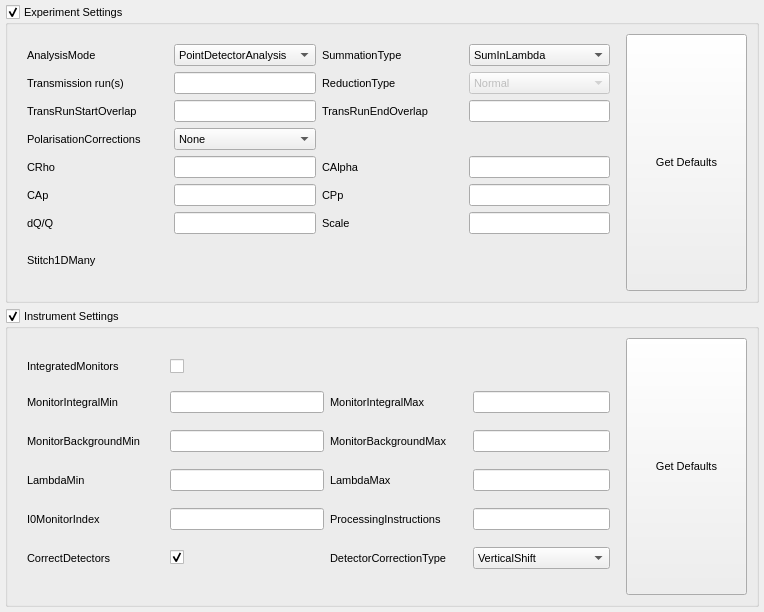
mantidproject/mantid, file qt/scientific_interfaces/ISISReflectometry/ReflSettingsWidget.ui: the form before one commit.
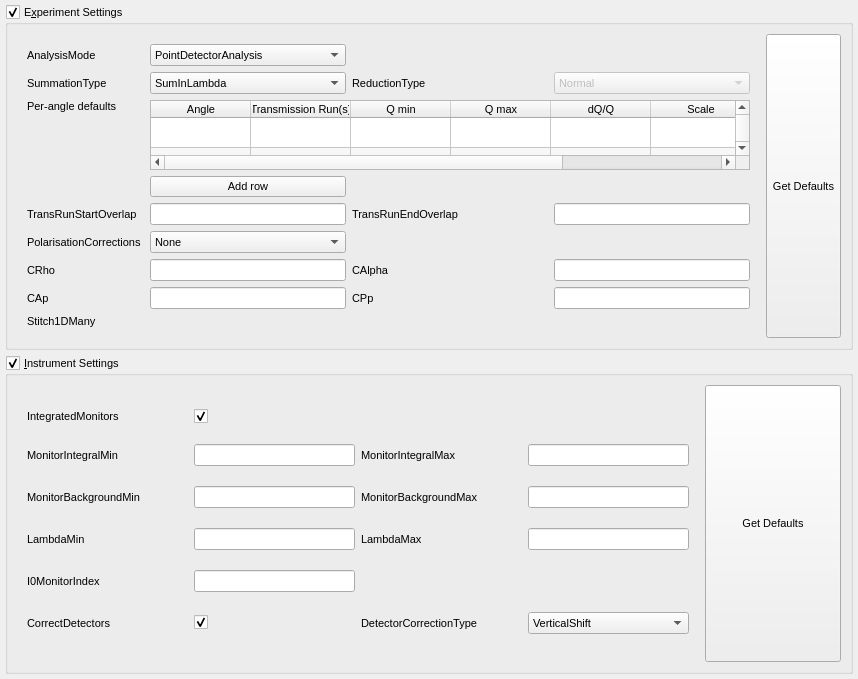
The form after the commit.

```diff
--- a/qt/scientific_interfaces/ISISReflectometry/ReflSettingsWidget.ui
+++ b/qt/scientific_interfaces/ISISReflectometry/ReflSettingsWidget.ui
@@ -6,8 +6,8 @@
    <rect>
     <x>0</x>
     <y>0</y>
-    <width>764</width>
-    <height>612</height>
+    <width>858</width>
+    <height>679</height>
    </rect>
   </property>
   <property name="font">
@@ -36,14 +36,14 @@
    <item>
     <widget class="QGroupBox" name="expSettingsGroup">
      <property name="title">
-      <string>Experiment Settings</string>
+      <string>E&amp;xperiment Settings</string>
      </property>
      <property name="checkable">
       <bool>true</bool>
      </property>
      <layout class="QHBoxLayout" name="horizontalLayout_2" stretch="10,2">
       <item>
-       <layout class="QGridLayout" name="expSettingsLayout0" rowstretch="1,1,1,1,1,1,1,1" columnstretch="1,1,1,1">
+       <layout class="QGridLayout" name="expSettingsLayout0" rowstretch="1,1,1,1,1,1,1,1,0,0,0,0" columnstretch="1,1,1,1">
         <property name="leftMargin">
          <number>10</number>
         </property>
@@ -56,6 +56,42 @@
         <property name="bottomMargin">
          <number>10</number>
         </property>
+        <item row="10" column="1">
+         <widget class="QLineEdit" name="CApEdit"/>
+        </item>
+        <item row="1" column="0">
+         <widget class="QLabel" name="summationTypeLabel">
+          <property name="minimumSize">
+           <size>
+            <width>117</width>
+            <height>0</height>
+           </size>
+          </property>
+          <property name="text">
+           <string>SummationType</string>
+          </property>
+         </widget>
+        </item>
+        <item row="10" column="0">
+         <widget class="QLabel" name="CApLabel">
+          <property name="text">
+           <string>CAp</string>
+          </property>
+         </widget>
+        </item>
+        <item row="8" column="0">
+         <widget class="QLabel" name="polCorrLabel">
+          <property name="minimumSize">
+           <size>
+            <width>117</width>
+            <height>0</height>
+           </size>
+          </property>
+          <property name="text">
+           <string>PolarisationCorrections</string>
+          </property>
+         </widget>
+        </item>
         <item row="0" column="0">
          <widget class="QLabel" name="analysisModeLabel">
           <property name="text">
@@ -63,56 +99,64 @@
           </property>
          </widget>
         </item>
-        <item row="1" column="0">
-         <widget class="QLabel" name="transmissionRunsLabel">
+        <item row="3" column="0">
+         <widget class="QLabel" name="perAngleTableLabel">
           <property name="text">
-           <string>Transmission run(s)</string>
+           <string>Per-angle defaults</string>
+          </property>
+          <property name="alignment">
+           <set>Qt::AlignLeading|Qt::AlignLeft|Qt::AlignTop</set>
           </property>
          </widget>
         </item>
         <item row="1" column="1">
-         <widget class="QLineEdit" name="transmissionRunsEdit"/>
-        </item>
-        <item row="2" column="0">
-         <widget class="QLabel" name="startOverlapLabel">
-          <property name="text">
-           <string>TransRunStartOverlap</string>
+         <widget class="QComboBox" name="summationTypeComboBox">
+          <property name="sizePolicy">
+           <sizepolicy hsizetype="Expanding" vsizetype="Fixed">
+            <horstretch>0</horstretch>
+            <verstretch>0</verstretch>
+           </sizepolicy>
           </property>
+          <item>
+           <property name="text">
+            <string>SumInLambda</string>
+           </property>
+          </item>
+          <item>
+           <property name="text">
+            <string>SumInQ</string>
+           </property>
+          </item>
          </widget>
         </item>
-        <item row="2" column="1">
-         <widget class="QLineEdit" name="startOverlapEdit"/>
-        </item>
-        <item row="2" column="2">
-         <widget class="QLabel" name="endOverlapLabel">
-          <property name="minimumSize">
-           <size>
-            <width>117</width>
-            <height>0</height>
-           </size>
-          </property>
+        <item row="9" column="0">
+         <widget class="QLabel" name="CRhoLabel">
           <property name="text">
-           <string>TransRunEndOverlap</string>
+           <string>CRho</string>
           </property>
          </widget>
         </item>
-        <item row="2" column="3">
-         <widget class="QLineEdit" name="endOverlapEdit"/>
-        </item>
-        <item row="3" column="0">
-         <widget class="QLabel" name="polCorrLabel">
-          <property name="minimumSize">
-           <size>
-            <width>117</width>
-            <height>0</height>
-           </size>
+        <item row="0" column="1">
+         <widget class="QComboBox" name="analysisModeComboBox">
+          <property name="sizePolicy">
+           <sizepolicy hsizetype="MinimumExpanding" vsizetype="Fixed">
+            <horstretch>0</horstretch>
+            <verstretch>0</verstretch>
+           </sizepolicy>
           </property>
-          <property name="text">
-           <string>PolarisationCorrections</string>
-          </property>
+          <item>
+           <property name="text">
+            <string>PointDetectorAnalysis</string>
+           </property>
+          </item>
+          <item>
+           <property name="text">
+            <string>MultiDetectorAnalysis</string>
+           </property>
+          </item>
          </widget>
         </item>
-        <item row="3" column="1">
+        <item row="8" column="1">
          <widget class="QComboBox" name="polCorrComboBox">
           <property name="sizePolicy">
            <sizepolicy hsizetype="MinimumExpanding" vsizetype="Fixed">
@@ -137,43 +181,10 @@
           </item>
          </widget>
         </item>
-        <item row="4" column="0">
-         <widget class="QLabel" name="CRhoLabel">
-          <property name="text">
-           <string>CRho</string>
-          </property>
-         </widget>
-        </item>
-        <item row="4" column="1">
-         <widget class="QLineEdit" name="CRhoEdit"/>
-        </item>
-        <item row="4" column="2">
-         <widget class="QLabel" name="CAlphaLabel">
-          <property name="minimumSize">
-           <size>
-            <width>117</width>
-            <height>0</height>
-           </size>
-          </property>
-          <property name="text">
-           <string>CAlpha</string>
-          </property>
-         </widget>
-        </item>
-        <item row="4" column="3">
+        <item row="9" column="3">
          <widget class="QLineEdit" name="CAlphaEdit"/>
         </item>
-        <item row="5" column="0">
-         <widget class="QLabel" name="CApLabel">
-          <property name="text">
-           <string>CAp</string>
-          </property>
-         </widget>
-        </item>
-        <item row="5" column="1">
-         <widget class="QLineEdit" name="CApEdit"/>
-        </item>
-        <item row="5" column="2">
+        <item row="10" column="2">
          <widget class="QLabel" name="CPpLabel">
           <property name="minimumSize">
            <size>
@@ -186,44 +197,50 @@
           </property>
          </widget>
         </item>
-        <item row="5" column="3">
+        <item row="9" column="1">
+         <widget class="QLineEdit" name="CRhoEdit"/>
+        </item>
+        <item row="10" column="3">
          <widget class="QLineEdit" name="CPpEdit"/>
         </item>
-        <item row="6" column="0">
-         <widget class="QLabel" name="momentumTransferStepLabel">
+        <item row="9" column="2">
+         <widget class="QLabel" name="CAlphaLabel">
+          <property name="minimumSize">
+           <size>
+            <width>117</width>
+            <height>0</height>
+           </size>
+          </property>
           <property name="text">
-           <string>dQ/Q</string>
+           <string>CAlpha</string>
           </property>
          </widget>
         </item>
         <item row="6" column="1">
-         <widget class="QLineEdit" name="momentumTransferStepEdit"/>
-        </item>
-        <item row="6" column="2">
-         <widget class="QLabel" name="scaleFactorLabel">
-          <property name="minimumSize">
-           <size>
-            <width>117</width>
-            <height>0</height>
-           </size>
+         <widget class="QPushButton" name="addPerAngleOptionsButton">
+          <property name="toolTip">
+           <string>Add another row to the per-angle options table</string>
+          </property>
+          <property name="whatsThis">
+           <string>Adds another row to the per-angle options table so that additional angles can be added</string>
           </property>
           <property name="text">
-           <string>Scale</string>
+           <string>Add row</string>
           </property>
          </widget>
         </item>
-        <item row="6" column="3">
-         <widget class="QLineEdit" name="scaleFactorEdit"/>
-        </item>
         <item row="7" column="0">
-         <widget class="QLabel" name="stitchLabel">
+         <widget class="QLabel" name="startOverlapLabel">
           <property name="text">
-           <string>Stitch1DMany</string>
+           <string>TransRunStartOverlap</string>
           </property>
          </widget>
         </item>
-        <item row="0" column="2">
-         <widget class="QLabel" name="summationTypeLabel">
+        <item row="7" column="1">
+         <widget class="QLineEdit" name="startOverlapEdit"/>
+        </item>
+        <item row="7" column="2">
+         <widget class="QLabel" name="endOverlapLabel">
           <property name="minimumSize">
            <size>
             <width>117</width>
@@ -231,61 +248,110 @@
            </size>
           </property>
           <property name="text">
-           <string>SummationType</string>
+           <string>TransRunEndOverlap</string>
           </property>
          </widget>
         </item>
-        <item row="1" column="2">
-         <widget class="QLabel" name="reductionTypeLabel">
+        <item row="7" column="3">
+         <widget class="QLineEdit" name="endOverlapEdit"/>
+        </item>
+        <item row="3" column="1" rowspan="3" colspan="3">
+         <widget class="QTableWidget" name="optionsTable">
+          <property name="sizePolicy">
+           <sizepolicy hsizetype="MinimumExpanding" vsizetype="Expanding">
+            <horstretch>0</horstretch>
+            <verstretch>0</verstretch>
+           </sizepolicy>
+          </property>
           <property name="minimumSize">
            <size>
-            <width>117</width>
+            <width>600</width>
             <height>0</height>
            </size>
           </property>
-          <property name="text">
-           <string>ReductionType</string>
+          <property name="toolTip">
+           <string>Specify options based on the run angle. Leave the angle empty to specify defaults for all runs.</string>
           </property>
-         </widget>
-        </item>
-        <item row="0" column="1">
-         <widget class="QComboBox" name="analysisModeComboBox">
-          <property name="sizePolicy">
-           <sizepolicy hsizetype="MinimumExpanding" vsizetype="Fixed">
-            <horstretch>0</horstretch>
-            <verstretch>0</verstretch>
-           </sizepolicy>
+          <property name="whatsThis">
+           <string>This table allows you to specify default values for runs that do not have values specified on the Runs tab. You can specify these on a per-angle basis, where the angle from the Runs table will be looked up in the this table and those options will be used where a match is found. You may also leave the angle blank in this table to specify the default options that should be used for all runs.</string>
           </property>
-          <item>
+          <property name="alternatingRowColors">
+           <bool>true</bool>
+          </property>
+          <property name="sortingEnabled">
+           <bool>true</bool>
+          </property>
+          <property name="rowCount">
+           <number>3</number>
+          </property>
+          <property name="columnCount">
+           <number>7</number>
+          </property>
+          <attribute name="horizontalHeaderVisible">
+           <bool>true</bool>
+          </attribute>
+          <attribute name="horizontalHeaderMinimumSectionSize">
+           <number>40</number>
+          </attribute>
+          <attribute name="horizontalHeaderStretchLastSection">
+           <bool>true</bool>
+          </attribute>
+          <attribute name="verticalHeaderVisible">
+           <bool>false</bool>
+          </attribute>
+          <row>
            <property name="text">
-            <string>PointDetectorAnalysis</string>
+            <string>New Row</string>
            </property>
-          </item>
-          <item>
+          </row>
+          <row>
            <property name="text">
-            <string>MultiDetectorAnalysis</string>
+            <string>New Row</string>
            </property>
-          </item>
-         </widget>
-        </item>
-        <item row="0" column="3">
-         <widget class="QComboBox" name="summationTypeComboBox">
-          <property name="sizePolicy">
-           <sizepolicy hsizetype="Expanding" vsizetype="Fixed">
-            <horstretch>0</horstretch>
-            <verstretch>0</verstretch>
-           </sizepolicy>
-          </property>
-          <item>
+          </row>
+          <row>
            <property name="text">
-            <string>SumInLambda</string>
+            <string>New Row</string>
            </property>
-          </item>
-          <item>
+          </row>
+          <column>
            <property name="text">
-            <string>SumInQ</string>
+            <string>Angle</string>
            </property>
-          </item>
+           <property name="toolTip">
+            <string/>
+           </property>
+          </column>
+          <column>
+           <property name="text">
+            <string>Transmission Run(s)</string>
+           </property>
+          </column>
+          <column>
+           <property name="text">
+            <string>Q min</string>
+           </property>
+          </column>
+          <column>
+           <property name="text">
+            <string>Q max</string>
+           </property>
+          </column>
+          <column>
+           <property name="text">
+            <string>dQ/Q</string>
+           </property>
+          </column>
+          <column>
+           <property name="text">
+            <string>Scale</string>
+           </property>
+          </column>
+          <column>
+           <property name="text">
+            <string>ProcessingInstructions</string>
+           </property>
+          </column>
          </widget>
         </item>
         <item row="1" column="3">
@@ -316,6 +382,26 @@
           </item>
          </widget>
         </item>
+        <item row="1" column="2">
+         <widget class="QLabel" name="reductionTypeLabel">
+          <property name="minimumSize">
+           <size>
+            <width>117</width>
+            <height>0</height>
+           </size>
+          </property>
+          <property name="text">
+           <string>ReductionType</string>
+          </property>
+         </widget>
+        </item>
+        <item row="11" column="0">
+         <widget class="QLabel" name="stitchLabel">
+          <property name="text">
+           <string>Stitch1DMany</string>
+          </property>
+         </widget>
+        </item>
        </layout>
       </item>
       <item>
@@ -350,7 +436,7 @@
    <item>
     <widget class="QGroupBox" name="instSettingsGroup">
      <property name="title">
-      <string>Instrument Settings</string>
+      <string>&amp;Instrument Settings</string>
      </property>
      <property name="checkable">
       <bool>true</bool>
@@ -467,9 +553,6 @@
           </property>
          </widget>
         </item>
-        <item row="4" column="3">
-         <widget class="QLineEdit" name="procInstEdit"/>
-        </item>
         <item row="4" column="0">
          <widget class="QLabel" name="I0MonIndexLabel">
           <property name="minimumSize">
@@ -486,19 +569,6 @@
         <item row="2" column="3">
          <widget class="QLineEdit" name="monBgMaxEdit"/>
         </item>
-        <item row="4" column="2">
-         <widget class="QLabel" name="procInstLabel">
-          <property name="minimumSize">
-           <size>
-            <width>117</width>
-            <height>0</height>
-           </size>
-          </property>
-          <property name="text">
-           <string>ProcessingInstructions</string>
-          </property>
-         </widget>
-        </item>
         <item row="3" column="2">
          <widget class="QLabel" name="lamMaxLabel">
           <property name="minimumSize">
@@ -529,7 +599,11 @@
          <widget class="QLineEdit" name="lamMaxEdit"/>
         </item>
         <item row="0" column="1">
-         <widget class="QCheckBox" name="intMonCheckBox"/>
+         <widget class="QCheckBox" name="intMonCheckBox">
+          <property name="checked">
+           <bool>true</bool>
+          </property>
+         </widget>
         </item>
         <item row="2" column="0">
          <widget class="QLabel" name="monBgMinLabel">
```
Left out of the diff: 6 changed lines with no effect on the pictures.
